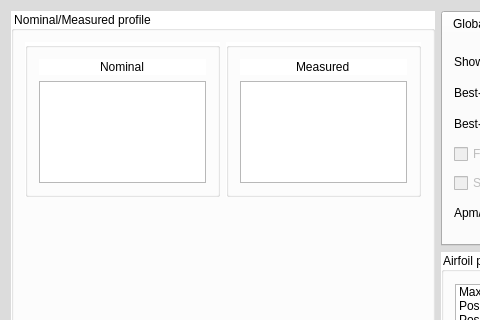
First picture: the form in curve/turbinedialog.ui, repository SoloMainDeveloper/TurbineQC, before the edit; both pictures show x 0 to 480 and y 0 to 320 of the 974 by 681 pixel window.
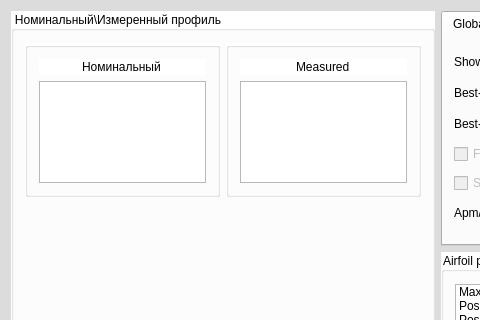
Second picture: the form after the edit.

Patch:
```diff
--- a/curve/turbinedialog.ui
+++ b/curve/turbinedialog.ui
@@ -2567,7 +2567,7 @@
 }</string>
      </property>
      <property name="title">
-      <string>Nominal/Measured profile</string>
+      <string>Номинальный\Измеренный профиль</string>
      </property>
      <layout class="QGridLayout" name="gridLayout">
       <item row="0" column="0">
@@ -2591,7 +2591,7 @@
          <item>
           <widget class="QLineEdit" name="lineNomimal">
            <property name="text">
-            <string>Nominal</string>
+            <string>Номинальный</string>
            </property>
            <property name="frame">
             <bool>false</bool>
```
